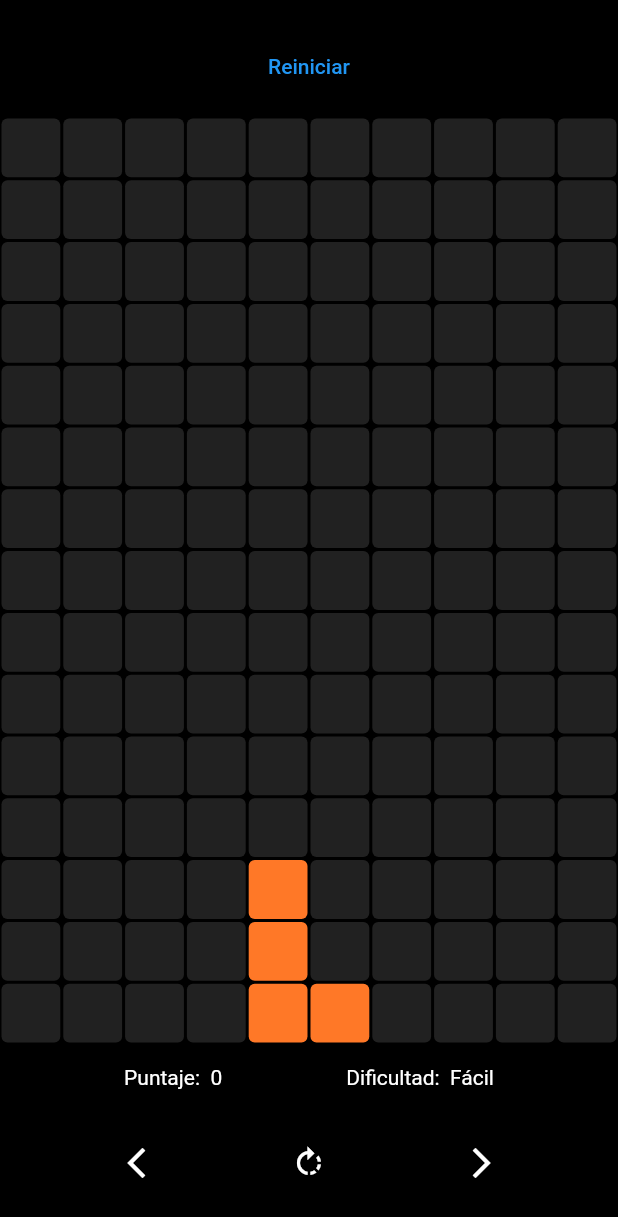
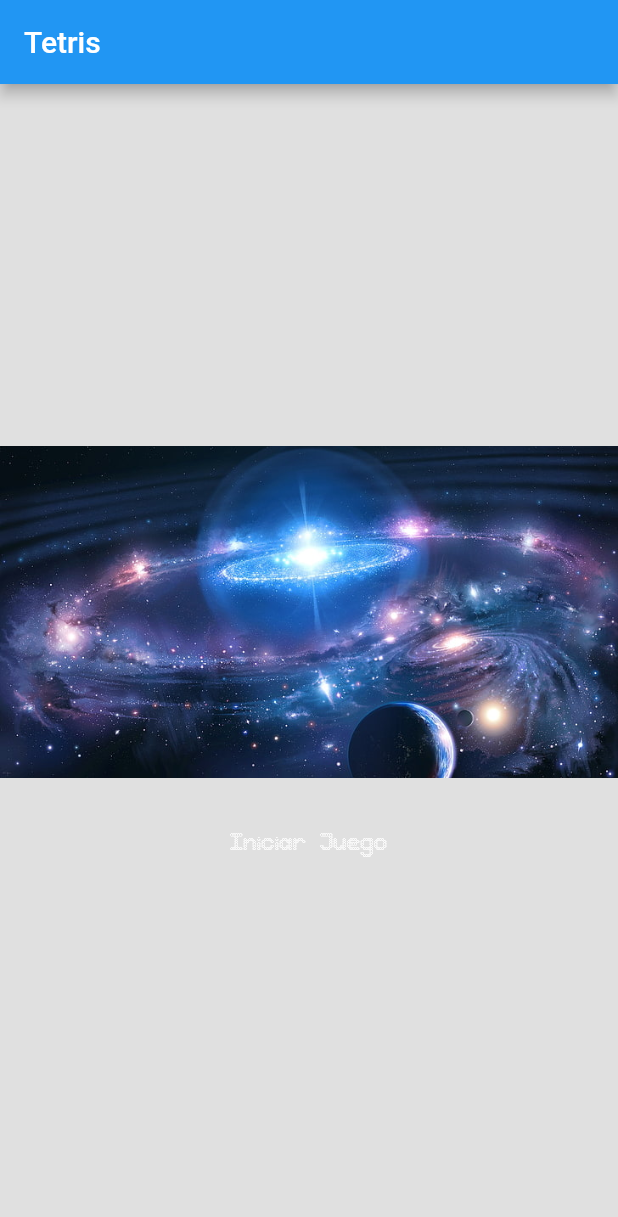
Before and after one commit to PatoRomano/tetris, a Flutter app: the screen it shows after launch, on a phone screen of 412 x 824 dp. Shown: the top 1217 px of the screen. Run offline on Flutter 3.47's test engine with Material 2 defaults, Android fonts, the phone set to English and light mode, and no system bars; our stand-ins replace audioplayers.

Commit message:
menu
menu

```diff
--- a/lib/board.dart
+++ b/lib/board.dart
@@ -1,6 +1,8 @@
 import 'dart:async';
+import 'dart:io';
 import 'dart:math';
 
+import 'package:audioplayers/audioplayers.dart';
 import 'package:flutter/material.dart';
 import 'package:flutter/src/widgets/scroll_view.dart';
 import 'package:flutter/src/rendering/sliver_grid.dart';
@@ -37,11 +39,20 @@ class _GameBoardState extends State<GameBoard> {
 
   String difficulty = 'Fácil';
 
+  AudioPlayer _audioPlayer = AudioPlayer();
   @override
   void initState() {
     super.initState();
+    startBackgroundMusic();
+    startGame();
+  }
 
-    startGame();
+   void startBackgroundMusic() async {
+    // Reemplaza 'tu_cancion.mp3' con la ruta de tu archivo de música
+    final file = File('assets/machiavellian-nightmare-electronic-dystopia-ai-robot-machine-139385.mp3');
+    await _audioPlayer.play(UrlSource(file.path));
+    _audioPlayer.setVolume(1);
+
   }
 
   void startGame() {
--- a/lib/main.dart
+++ b/lib/main.dart
@@ -1,5 +1,5 @@
 import 'package:flutter/material.dart';
-import 'package:tetris/board.dart';
+import 'package:tetris/screens/menu_screen.dart';
 
 void main() {
   runApp(const MyApp());
@@ -12,7 +12,7 @@ class MyApp extends StatelessWidget {
   Widget build(BuildContext context) {
     return MaterialApp(
       debugShowCheckedModeBanner: false,
-      home: GameBoard(),
+      home: MenuScreen(),
     );
   }
 }
--- /dev/null
+++ b/lib/screens/menu_screen.dart
@@ -0,0 +1,50 @@
+import 'package:flutter/material.dart';
+import 'package:tetris/board.dart';
+
+class MenuScreen extends StatelessWidget {
+  @override
+  Widget build(BuildContext context) {
+    return Scaffold(
+      appBar: AppBar(
+        title: const Text('Tetris'),
+      ),
+      body: Column(
+        mainAxisAlignment: MainAxisAlignment.center,
+        children: [
+          const FadeInImage(
+              placeholder:  AssetImage(
+                'assets/images/espacio.jpg',
+              ),
+              image:  AssetImage(
+                'assets/images/espacio.jpg',
+              )),
+          const SizedBox(height: 20),
+          InkWell(
+      onTap: () {
+        // Navegar a la pantalla del juego
+        Navigator.push(
+          context,
+          MaterialPageRoute(builder: (context) => GameBoard()),
+        );
+      },
+      child: Container(
+        decoration: BoxDecoration(
+          border: Border.all(color: Colors.transparent), // Hacer el botón transparente
+        ),
+        padding: const EdgeInsets.all(10), // Ajusta el espaciado según tus necesidades
+        child: const Text(
+          'Iniciar Juego',
+          style: TextStyle(
+            fontFamily: 'roundedsqure', // Reemplaza 'TuFuentePixelArt' con la fuente pixel art que desees
+            fontSize: 16, // Ajusta el tamaño de la fuente según tus necesidades
+            color: Colors.white, // Ajusta el color del texto según tus necesidades
+          ),
+        ),
+      ),
+    ),
+        ],
+      ),
+      backgroundColor: Colors.black12,
+    );
+  }
+}
```
Also changed, not shown: pubspec.yaml (+13 -14 lines), assets/fonts/roundedsquare.ttf (added), assets/images/espacio.jpg (added), lib/widgets/button_menu.dart (added), pubspec.lock, 2 other files.
